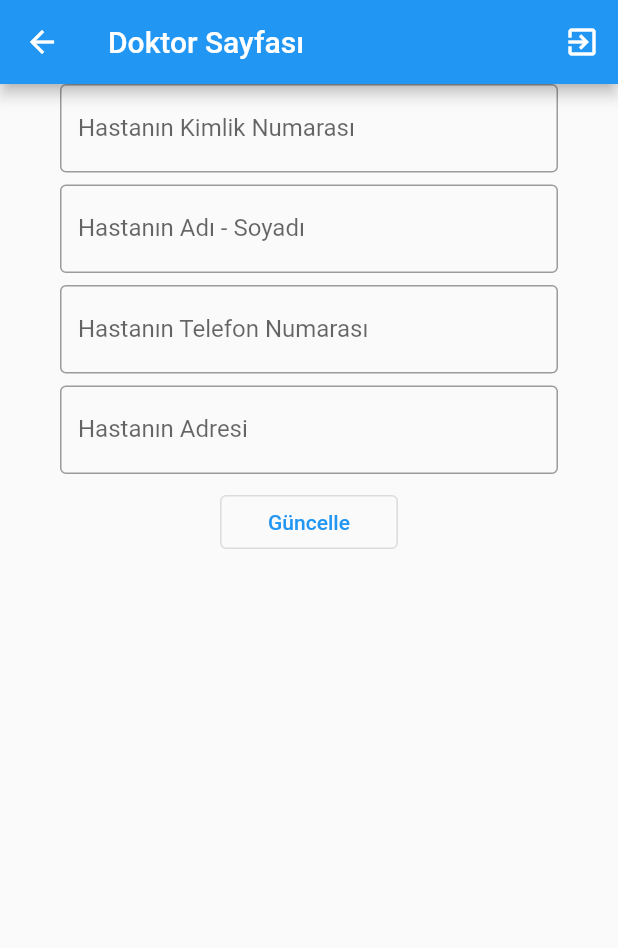
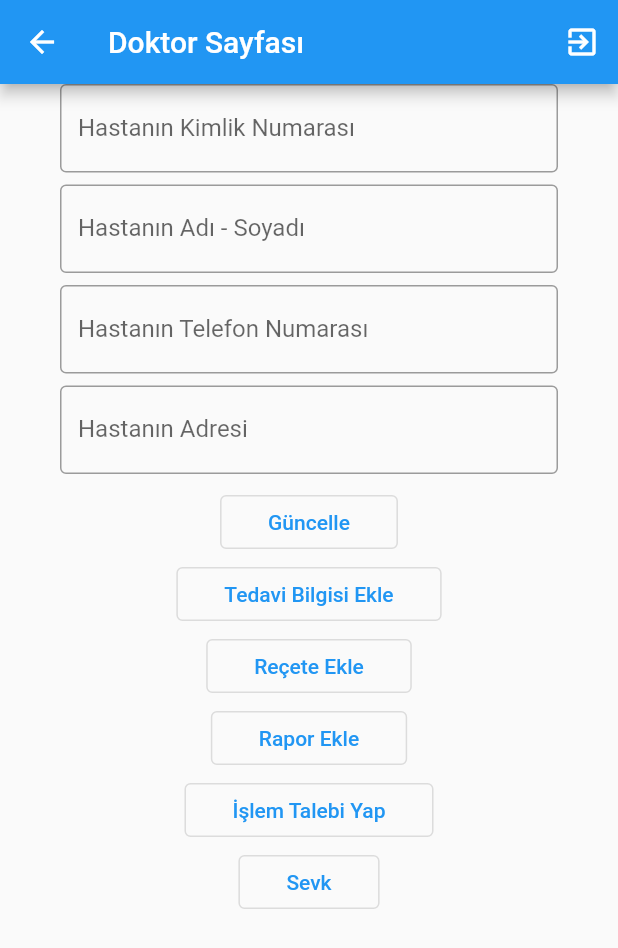
Before and after one commit to malibayram/sifa-poliklinigi, a Flutter app: the Doktor screen opened directly, on a phone screen of 412 x 824 dp. Shown: the top 948 px of the screen. Run offline on Flutter 3.47's test engine with Material 2 defaults, Android fonts, the phone set to English and light mode, and no system bars; our stand-ins replace cloud_firestore, firebase_auth, firebase_core, fluttertoast, hive, hive_flutter; accounts and stored records are empty.

Commit message:
Update doktor.dart

```diff
--- a/poliklinik/lib/pages/doktor.dart
+++ b/poliklinik/lib/pages/doktor.dart
@@ -1,3 +1,5 @@
+import 'dart:developer';
+
 import 'package:firebase_auth/firebase_auth.dart';
 import 'package:flutter/material.dart';
 import 'package:hive/hive.dart';
@@ -61,6 +63,56 @@ class Doktor extends StatelessWidget {
                     ),
                     child: Text("Güncelle"),
                   ),
+                ),
+                OutlinedButton(
+                  onPressed: () {},
+                  child: Padding(
+                    padding: const EdgeInsets.symmetric(
+                      vertical: 8.0,
+                      horizontal: 16.0,
+                    ),
+                    child: Text("Tedavi Bilgisi Ekle"),
+                  ),
+                ),
+                OutlinedButton(
+                  onPressed: () {},
+                  child: Padding(
+                    padding: const EdgeInsets.symmetric(
+                      vertical: 8.0,
+                      horizontal: 16.0,
+                    ),
+                    child: Text("Reçete Ekle"),
+                  ),
+                ),
+                OutlinedButton(
+                  onPressed: () {},
+                  child: Padding(
+                    padding: const EdgeInsets.symmetric(
+                      vertical: 8.0,
+                      horizontal: 16.0,
+                    ),
+                    child: Text("Rapor Ekle"),
+                  ),
+                ),
+                OutlinedButton(
+                  onPressed: () {},
+                  child: Padding(
+                    padding: const EdgeInsets.symmetric(
+                      vertical: 8.0,
+                      horizontal: 16.0,
+                    ),
+                    child: Text("İşlem Talebi Yap"),
+                  ),
+                ),
+                OutlinedButton(
+                  onPressed: () {},
+                  child: Padding(
+                    padding: const EdgeInsets.symmetric(
+                      vertical: 8.0,
+                      horizontal: 16.0,
+                    ),
+                    child: Text("Sevk"),
+                  ),
                 )
               ],
             )));
```
